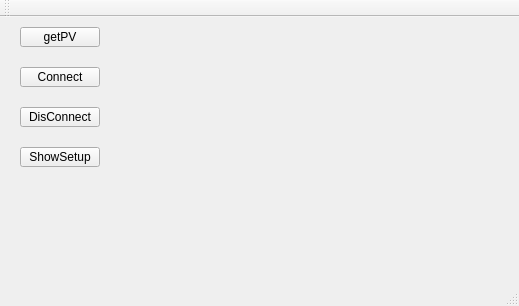
The window that AL808_DRV/test_AL808/mainwindow.ui (Aimiaomiao1314/temControl) describes before a commit, drawn with Qt 5.
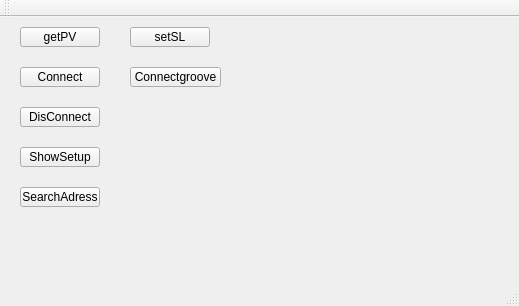
The same window after the commit.

Patch:
```diff
--- a/AL808_DRV/test_AL808/mainwindow.ui
+++ b/AL808_DRV/test_AL808/mainwindow.ui
@@ -66,6 +66,45 @@
      <string>ShowSetup</string>
     </property>
    </widget>
+   <widget class="QPushButton" name="Btn_SearchAdress">
+    <property name="geometry">
+     <rect>
+      <x>20</x>
+      <y>170</y>
+      <width>80</width>
+      <height>20</height>
+     </rect>
+    </property>
+    <property name="text">
+     <string>SearchAdress</string>
+    </property>
+   </widget>
+   <widget class="QPushButton" name="pushButton_SetSL">
+    <property name="geometry">
+     <rect>
+      <x>130</x>
+      <y>10</y>
+      <width>80</width>
+      <height>20</height>
+     </rect>
+    </property>
+    <property name="text">
+     <string>setSL</string>
+    </property>
+   </widget>
+   <widget class="QPushButton" name="pushButton_Groove">
+    <property name="geometry">
+     <rect>
+      <x>130</x>
+      <y>50</y>
+      <width>91</width>
+      <height>20</height>
+     </rect>
+    </property>
+    <property name="text">
+     <string>Connectgroove</string>
+    </property>
+   </widget>
   </widget>
   <widget class="QMenuBar" name="menuBar">
    <property name="geometry">
```
